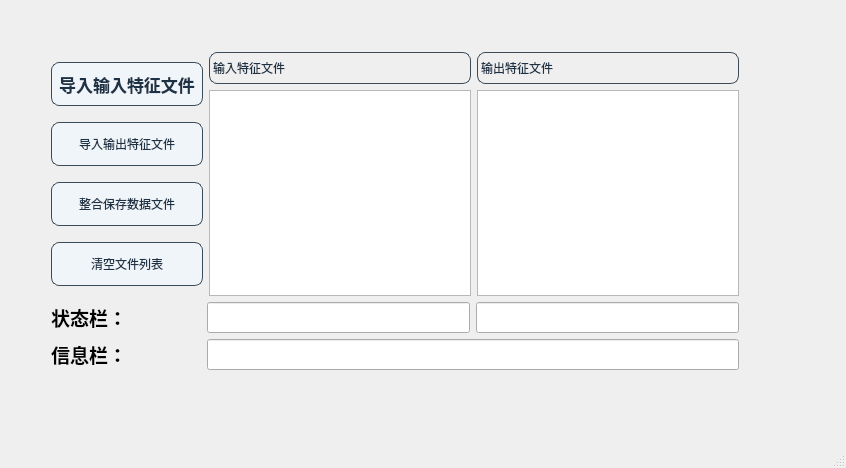
Before: the Qt Designer form ui/dataset_handle.ui in azhongege24/predict_first, drawn with Qt 5.
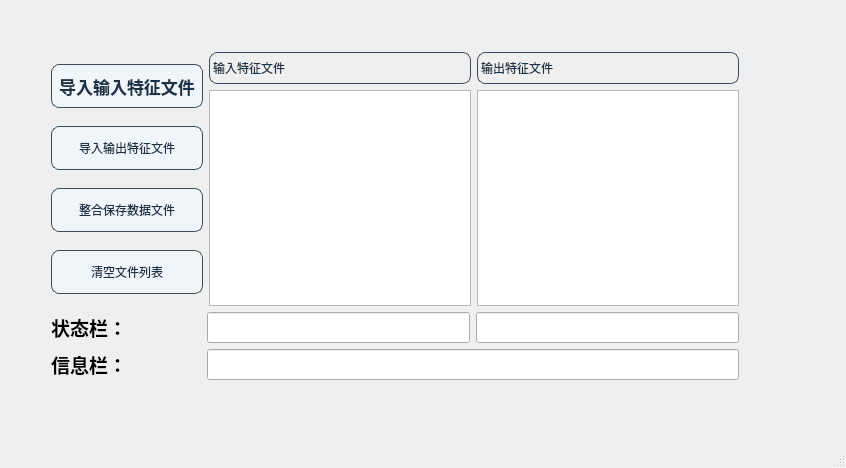
After: the same form once the commit is applied.

What changed in the file:
```diff
--- a/ui/dataset_handle.ui
+++ b/ui/dataset_handle.ui
@@ -14,13 +14,13 @@
    <string>数据集处理板块</string>
   </property>
   <widget class="QWidget" name="centralwidget">
-   <widget class="QWidget" name="">
+   <widget class="QWidget" name="layoutWidget">
     <property name="geometry">
      <rect>
       <x>51</x>
       <y>52</y>
       <width>688</width>
-      <height>318</height>
+      <height>328</height>
      </rect>
     </property>
     <layout class="QVBoxLayout" name="verticalLayout_4">
```
